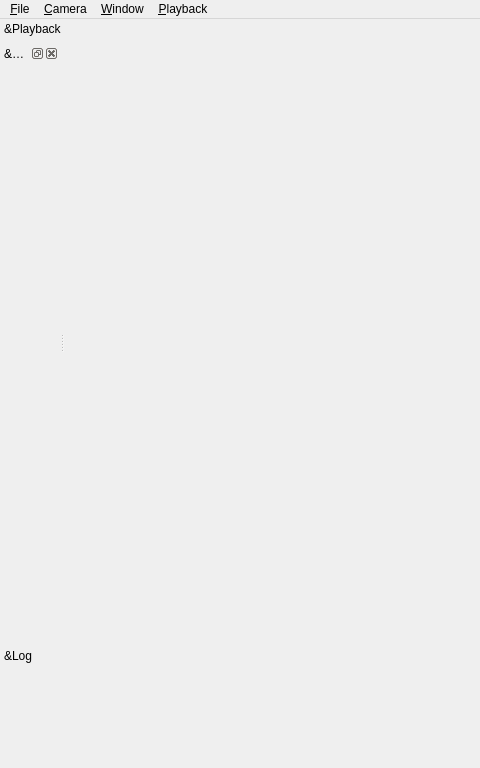
Qt form src/window/MainWindow.ui (usnistgov/NetSimulyzer) before a commit; both pictures show x 0 to 480 and y 0 to 768 of the 1024 by 768 pixel window.
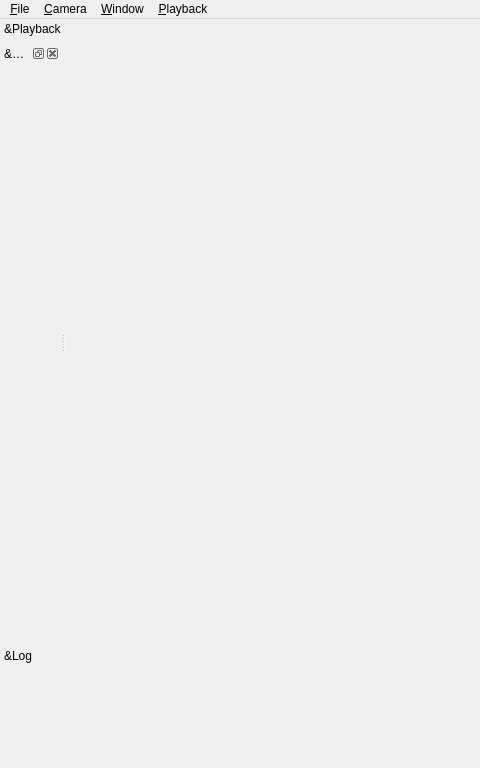
The same form after that commit. Icons and pictures are not drawn.

Patch:
```diff
--- a/src/window/MainWindow.ui
+++ b/src/window/MainWindow.ui
@@ -77,7 +77,7 @@
    </property>
    <property name="minimumSize">
     <size>
-     <width>59</width>
+     <width>60</width>
      <height>35</height>
     </size>
    </property>
```
Left out of the diff: 8 changed lines with no effect on the pictures.
